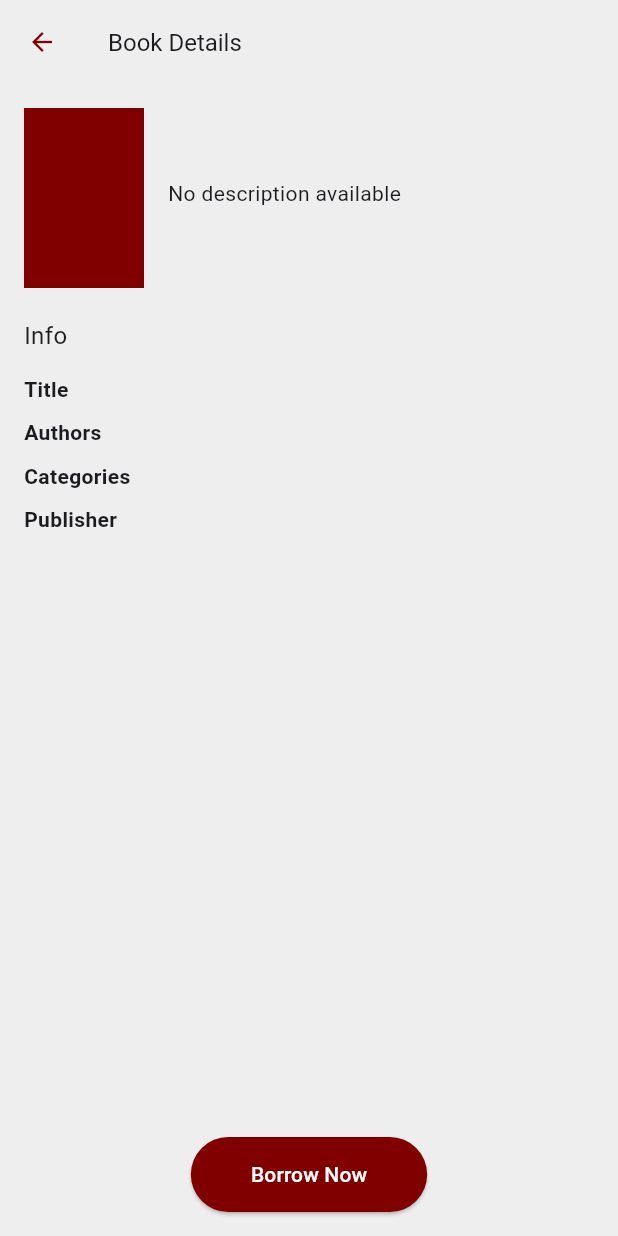
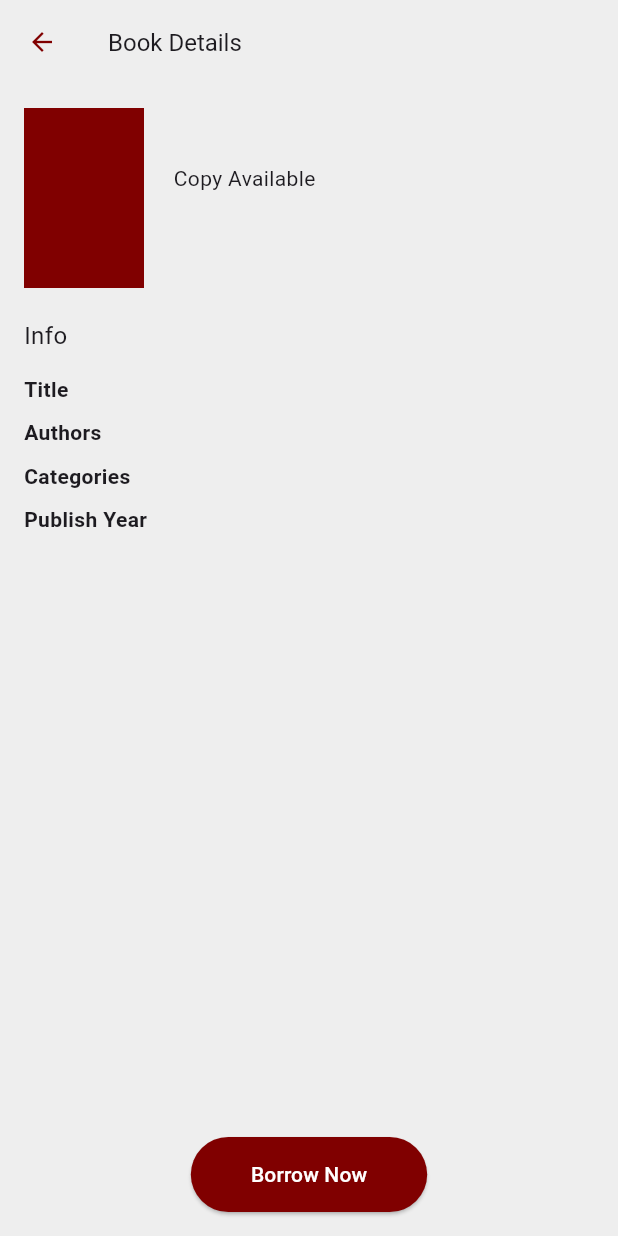
Before and after one commit to Dolus101/omnibook-mobile, a Flutter app: the BookDetailsPage screen opened directly with empty values, on a phone screen of 412 x 824 dp. Run offline on Flutter 3.47's test engine with Material 3 defaults, Android fonts, the phone set to English and light mode, and no system bars; our stand-ins replace image_picker.

Commit message:
new update

```diff
--- a/lib/booksdetailspage.dart
+++ b/lib/booksdetailspage.dart
@@ -1,41 +1,133 @@
+import 'dart:convert';
 import 'package:flutter/material.dart';
+import 'package:http/http.dart' as http;
 
-class BookDetailsPage extends StatelessWidget {
+class BookDetailsPage extends StatefulWidget {
+  final String bookId;
   final String bookTitle;
   final String authors;
   final String language;
   final String categories;
+  final String availablecopy;
   final String publishDate;
-  final String description; // This holds the actual book description
+  final String description;
+  final String schoolId;
 
   const BookDetailsPage({
     Key? key,
+    required this.bookId,
     required this.bookTitle,
     required this.authors,
     required this.language,
     required this.categories,
+    required this.availablecopy,
     required this.publishDate,
-    required this.description, // Ensure the description is passed correctly
+    required this.description,
+    required this.schoolId,
   }) : super(key: key);
+
+  @override
+  _BookDetailsPageState createState() => _BookDetailsPageState();
+}
+
+class _BookDetailsPageState extends State<BookDetailsPage> {
+  bool _isLoading = false; // To track loading state
+
+  Future<void> borrowBook(BuildContext context) async {
+    final url = 'http://localhost/omni-api/borrow.php'; // Replace with your server IP address
+
+    setState(() {
+      _isLoading = true; // Show loading indicator
+    });
+
+    print('Sending request to $url with:');
+    print('student_id: ${widget.schoolId}');
+    print('book_id: ${widget.bookId}');
+
+    try {
+      final response = await http.post(
+        Uri.parse(url),
+        headers: {"Content-Type": "application/json"},
+        body: jsonEncode({
+          "student_id": widget.schoolId, // Use widget values
+          "book_id": widget.bookId,
+          "status": "pending",
+        }),
+      );
+
+      print('Response status: ${response.statusCode}');
+      print('Response body: ${response.body}');
+
+      final data = jsonDecode(response.body);
+
+      if (response.statusCode == 200 && data['status'] == 'success') {
+        _showToastNotification(context, true, data['message']);
+      } else {
+        _showToastNotification(context, false, data['message'] ?? 'Request failed.');
+      }
+    } catch (error) {
+      print('Error: $error');
+      _showToastNotification(context, false, 'An error occurred.');
+    } finally {
+      setState(() {
+        _isLoading = false; // Hide loading indicator
+      });
+    }
+  }
+
+  void _showToastNotification(BuildContext context, bool success, String message) {
+    final overlay = Overlay.of(context);
+
+    final overlayEntry = OverlayEntry(
+      builder: (context) => Positioned(
+        top: MediaQuery.of(context).size.height / 2 - 50,
+        left: MediaQuery.of(context).size.width / 2 - 125,
+        child: Material(
+          color: Colors.transparent,
+          child: Container(
+            padding: const EdgeInsets.symmetric(horizontal: 16, vertical: 10),
+            decoration: BoxDecoration(
+              color: success ? Colors.green : Colors.red,
+              borderRadius: BorderRadius.circular(30),
+            ),
+            child: Row(
+              mainAxisSize: MainAxisSize.min,
+              children: [
+                Icon(
+                  success ? Icons.check_circle : Icons.error,
+                  color: Colors.white,
+                  size: 24,
+                ),
+                const SizedBox(width: 8),
+                Text(
+                  message,
+                  style: const TextStyle(color: Colors.white, fontWeight: FontWeight.bold),
+                ),
+              ],
+            ),
+          ),
+        ),
+      ),
+    );
+
+    overlay.insert(overlayEntry);
+
+    Future.delayed(const Duration(seconds: 2), () {
+      overlayEntry.remove();
+    });
+  }
 
   @override
   Widget build(BuildContext context) {
     return Scaffold(
-      backgroundColor: Colors.grey[200], // Light background color
+      backgroundColor: Colors.grey[200],
       appBar: AppBar(
-        title: const Text(
-          'Book Details',
-          style: TextStyle(fontSize: 16), // Adjusted font size for the title
-        ),
-        backgroundColor: Colors.grey[200], // Light background for contrast
+        title: const Text('Book Details', style: TextStyle(fontSize: 16)),
+        backgroundColor: Colors.grey[200],
         leading: IconButton(
-          icon: const Icon(
-            Icons.arrow_back,
-            color: Color(0xFF800000),
-            size: 20, // Adjusted size for the back icon
-          ),
+          icon: const Icon(Icons.arrow_back, color: Color(0xFF800000), size: 20),
           onPressed: () {
-            Navigator.pop(context); // Navigate back to the previous screen
+            Navigator.pop(context);
           },
         ),
       ),
@@ -47,34 +139,28 @@ class BookDetailsPage extends StatelessWidget {
             Row(
               crossAxisAlignment: CrossAxisAlignment.start,
               children: [
-                const SizedBox(height: 10),
-                // Placeholder for book image
                 Container(
                   width: 80,
                   height: 120,
-                  color: const Color(0xFF800000), // Placeholder color
+                  color: const Color(0xFF800000),
                 ),
                 const SizedBox(width: 16),
                 Expanded(
                   child: Column(
                     crossAxisAlignment: CrossAxisAlignment.start,
                     children: [
-                      const SizedBox(height: 10),
                       Text(
-                        bookTitle,
-                        style: const TextStyle(
-                          fontSize: 20,
-                          fontWeight: FontWeight.bold,
-                        ),
-                        maxLines: 1, // Ensure the title stays on one line
-                        overflow: TextOverflow.ellipsis, // Add ellipsis when the title overflows
+                        widget.bookTitle,
+                        style: const TextStyle(fontSize: 20, fontWeight: FontWeight.bold),
+                        maxLines: 1,
+                        overflow: TextOverflow.ellipsis,
                       ),
                       const SizedBox(height: 8),
                       Text(
-                        description.isEmpty ? "No description available" : description,
+                        '${widget.availablecopy} Copy Available',
                         style: const TextStyle(fontSize: 14),
-                        maxLines: 1, // Limit description to 3 lines
-                        overflow: TextOverflow.ellipsis, // Add ellipsis for description overflow
+                        maxLines: 1,
+                        overflow: TextOverflow.ellipsis,
                       ),
                     ],
                   ),
@@ -82,32 +168,28 @@ class BookDetailsPage extends StatelessWidget {
               ],
             ),
             const SizedBox(height: 20),
-            const Text(
-              'Info',
-              style: TextStyle(fontSize: 16, fontWeight: FontWeight.normal),
-            ),
+            const Text('Info',
+                style: TextStyle(fontSize: 16, fontWeight: FontWeight.normal)),
             const SizedBox(height: 10),
-            buildInfoRow('Title', bookTitle),
-            buildInfoRow('Authors', authors),
-            buildInfoRow('Categories', categories),
-            buildInfoRow('Publisher', publishDate),
+            buildInfoRow('Title', widget.bookTitle),
+            buildInfoRow('Authors', widget.authors),
+            buildInfoRow('Categories', widget.categories),
+            buildInfoRow('Publish Year', widget.publishDate),
+
             const Spacer(),
             Center(
               child: ElevatedButton(
                 style: ElevatedButton.styleFrom(
                   padding: const EdgeInsets.symmetric(horizontal: 40, vertical: 15),
-                  backgroundColor: const Color(0xFF800000), // Updated button color
+                  backgroundColor: const Color(0xFF800000),
                   shape: RoundedRectangleBorder(
                     borderRadius: BorderRadius.circular(30),
                   ),
                 ),
-                onPressed: () {
-                  _showToastNotification(context);
-                },
-                child: const Text(
-                  'Borrow Now',
-                  style: TextStyle(color: Colors.white), // Updated text color
-                ),
+                onPressed: _isLoading ? null : () => borrowBook(context), // Disable if loading
+                child: _isLoading
+                    ? const CircularProgressIndicator(color: Colors.white) // Show loading indicator
+                    : const Text('Borrow Now', style: TextStyle(color: Colors.white)),
               ),
             ),
           ],
@@ -122,67 +204,18 @@ class BookDetailsPage extends StatelessWidget {
       child: Row(
         mainAxisAlignment: MainAxisAlignment.spaceBetween,
         children: [
-          Text(
-            label,
-            style: const TextStyle(fontSize: 14, fontWeight: FontWeight.bold),
-          ),
+          Text(label, style: const TextStyle(fontSize: 14, fontWeight: FontWeight.bold)),
           Expanded(
             child: Text(
               value,
               style: const TextStyle(fontSize: 14),
-              maxLines: 1, // Limit to 1 line
-              overflow: TextOverflow.ellipsis, // Add ellipsis when text overflows
-              textAlign: TextAlign.end, // Align text to the right
+              maxLines: 1,
+              overflow: TextOverflow.ellipsis,
+              textAlign: TextAlign.end,
             ),
           ),
         ],
       ),
     );
   }
-
-  void _showToastNotification(BuildContext context) {
-    // Create a custom overlay entry
-    final overlay = Overlay.of(context);
-
-    // Create a toast-like notification at the center
-    final overlayEntry = OverlayEntry(
-      builder: (context) => Positioned(
-        top: MediaQuery.of(context).size.height / 2 - 50, // Centering vertically
-        left: MediaQuery.of(context).size.width / 2 - 125, // Centering horizontally
-        child: Material(
-          color: Colors.transparent,
-          child: Container(
-            padding: const EdgeInsets.symmetric(horizontal: 16, vertical: 10),
-            decoration: BoxDecoration(
-              color: Colors.green,
-              borderRadius: BorderRadius.circular(30),
-            ),
-            child: const Row(
-              mainAxisSize: MainAxisSize.min,
-              children: [
-                Icon(
-                  Icons.check_circle,
-                  color: Colors.white,
-                  size: 24,
-                ),
-                SizedBox(width: 8),
-                Text(
-                  'Book Borrowed Successfully!',
-                  style: TextStyle(color: Colors.white, fontWeight: FontWeight.bold),
-                ),
-              ],
-            ),
-          ),
-        ),
-      ),
-    );
-
-    // Insert the overlay entry
-    overlay.insert(overlayEntry);
-
-    // Remove the overlay after a few seconds
-    Future.delayed(const Duration(seconds: 2), () {
-      overlayEntry.remove();
-    });
-  }
 }
--- a/lib/profile_page.dart
+++ b/lib/profile_page.dart
@@ -12,8 +12,8 @@ class ProfilePage extends StatefulWidget {
 }
 
 class _ProfilePageState extends State<ProfilePage> {
-  String name = 'Ichiro';
-  String username = 'Kite'; // Default username
+  String name = 'Dizon';
+  String username = 'Dizon'; // Default username
   String description = 'Student'; // Default description
   String imagePath = ''; // Initialize as empty to use the default image
 
```
Also changed, not shown: lib/categorybookspage.dart (+13 -4 lines), lib/dashboard.dart (+64 -117 lines).
